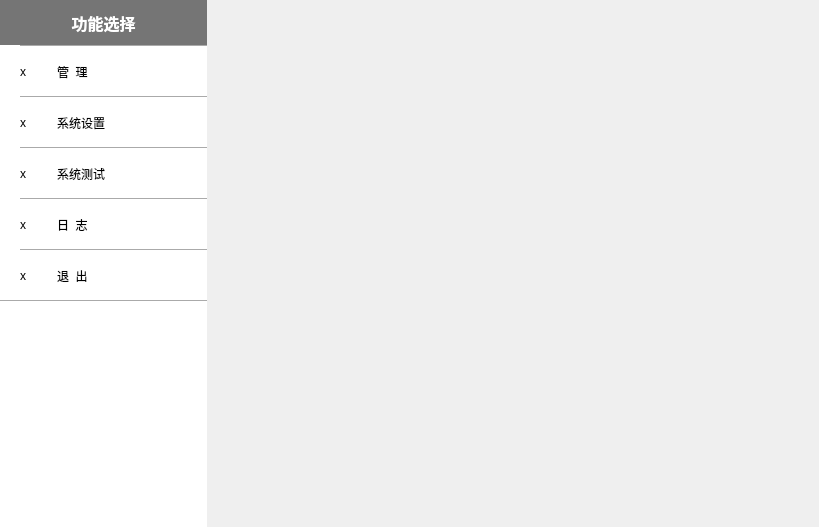
Qt form Demo/demenuwidget.ui (13438120136/XDemo) before a commit.
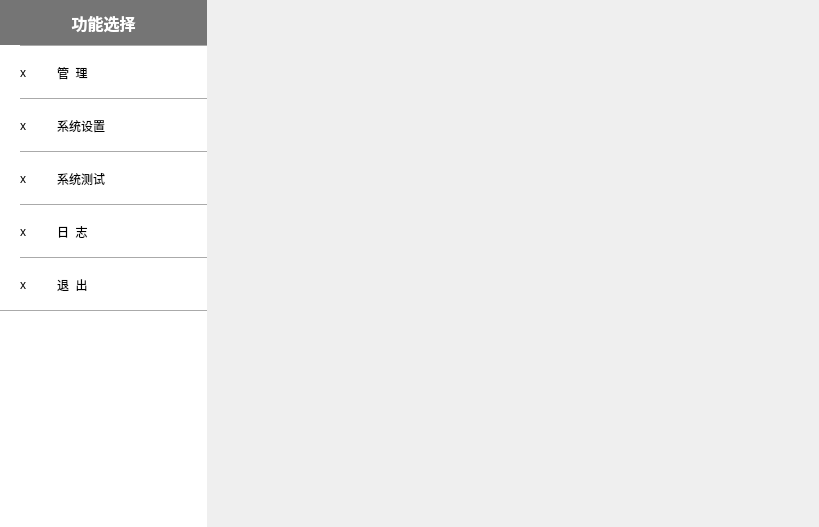
The same form after that commit.

The edit to the form file:
```diff
--- a/Demo/demenuwidget.ui
+++ b/Demo/demenuwidget.ui
@@ -24,6 +24,8 @@
 padding-left:25px;
 width:150px;
 text-align:left;
+min-height:20px;
+outline:none;
 }
 
 QLabel
```
